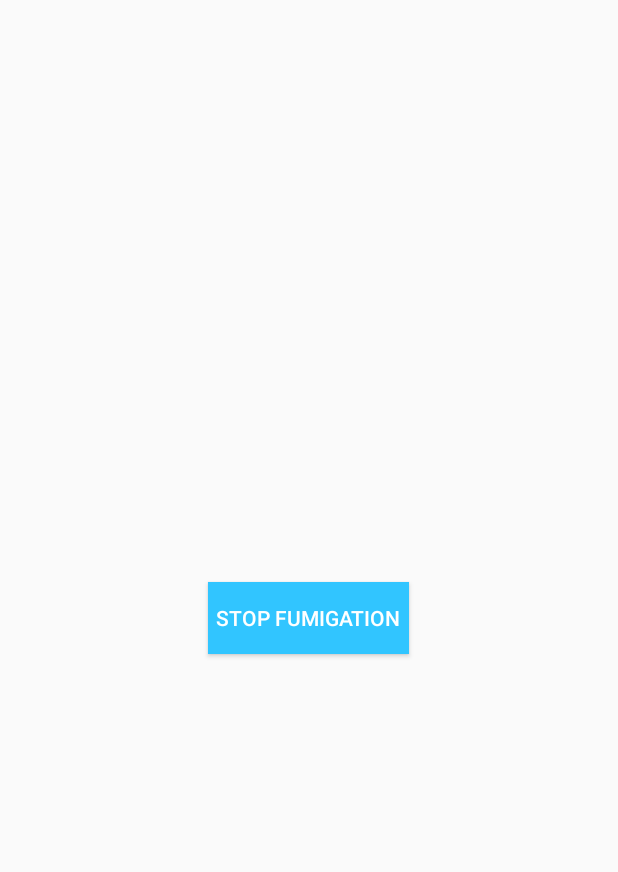
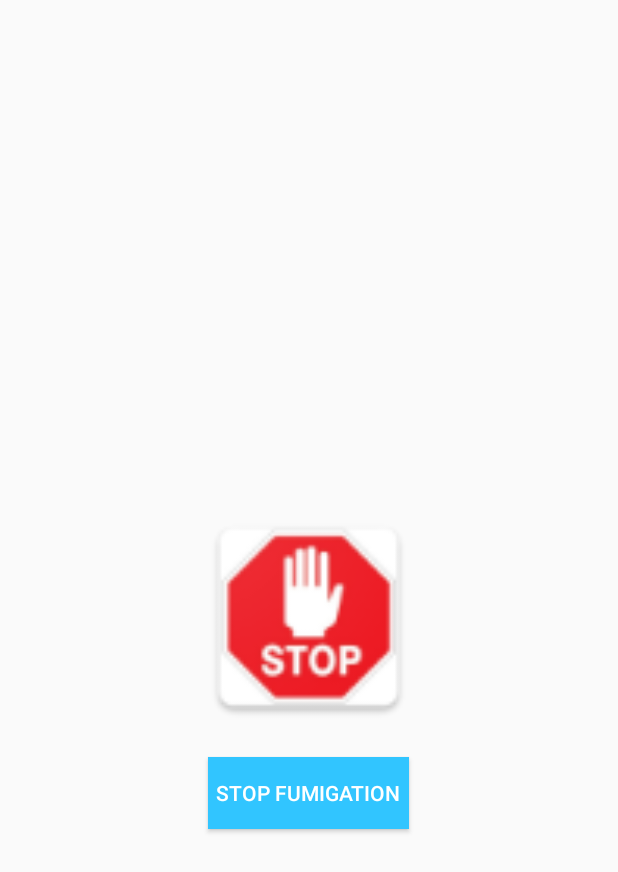
Before and after one commit to kingsammalik/Deepanshu1210-lifehoverdriver-d4a7caf66cb9, an Android app: the layout activity_fumigation.xml on its own in the app's theme, with its tools: preview values and no code run, on a phone screen of 412 x 824 dp. Shown: the top 872 px of the screen. Run offline under Robolectric (Android 15) with nearby library versions, the phone set to English and light mode, and no system bars.

Commit message:
all done

```diff
--- a/app/src/main/java/com/medulance/driver/Activity/DialogActivity.java
+++ b/app/src/main/java/com/medulance/driver/Activity/DialogActivity.java
@@ -250,7 +250,7 @@ public class DialogActivity extends AppCompatActivity {
                             runOnUiThread(new Runnable() {
                                 @Override
                                 public void run() {
-                                    ToastUtils.showLongToast(DialogActivity.this, "Out of India");
+                                    ToastUtils.showLongToast(DialogActivity.this, "Error in Response");
                                 }
                             });
 
--- a/app/src/main/java/com/medulance/driver/Activity/DriverActivity.java
+++ b/app/src/main/java/com/medulance/driver/Activity/DriverActivity.java
@@ -47,7 +47,6 @@ import com.google.android.gms.maps.model.BitmapDescriptor;
 import com.google.android.gms.maps.model.BitmapDescriptorFactory;
 import com.google.android.gms.maps.model.LatLng;
 import com.google.android.gms.maps.model.MarkerOptions;
-import com.google.firebase.analytics.FirebaseAnalytics;
 import com.google.gson.Gson;
 import com.medulance.driver.App.Constants;
 import com.medulance.driver.App.GcmBroadcastReceiver;
@@ -97,7 +96,7 @@ public class DriverActivity extends AppCompatActivity implements View.OnClickLis
     SharedPreferences sharedPreferences;
     CoordinatorLayout relative;
     private Handler hand1 = new Handler();
-    private FirebaseAnalytics mFirebaseAnalytics;
+    //private FirebaseAnalytics mFirebaseAnalytics;
 
     @Override
     protected void onCreate(Bundle savedInstanceState) {
@@ -107,7 +106,7 @@ public class DriverActivity extends AppCompatActivity implements View.OnClickLis
         getWindow().addFlags(WindowManager.LayoutParams.FLAG_KEEP_SCREEN_ON);
         setContentView(R.layout.activity_driver);
         new UpdateRunnable(this, new Handler()).start();
-        mFirebaseAnalytics = FirebaseAnalytics.getInstance(this);
+        //mFirebaseAnalytics = FirebaseAnalytics.getInstance(this);
         MyApplication.tracker().send(new HitBuilders.EventBuilder("ui", "open")
                 .setLabel("settings")
                 .build());
--- a/app/src/main/java/com/medulance/driver/Activity/DriverTrackingActivity.java
+++ b/app/src/main/java/com/medulance/driver/Activity/DriverTrackingActivity.java
@@ -1499,6 +1499,7 @@ public class DriverTrackingActivity extends AppCompatActivity implements Navigat
             unregisterReceiver(receiver);
             registered = false;
         }
+        if(progressDialog!=null)
         progressDialog.cancel();
         super.onDestroy();
     }
--- a/app/src/main/java/com/medulance/driver/Activity/SplashActivity.java
+++ b/app/src/main/java/com/medulance/driver/Activity/SplashActivity.java
@@ -28,7 +28,6 @@ import com.facebook.appevents.AppEventsLogger;
 import com.google.android.gms.analytics.HitBuilders;
 import com.google.android.gms.common.ConnectionResult;
 import com.google.android.gms.common.GoogleApiAvailability;
-import com.google.firebase.analytics.FirebaseAnalytics;
 import com.google.firebase.iid.FirebaseInstanceId;
 import com.google.firebase.iid.InstanceIdResult;
 import com.google.gson.Gson;
@@ -62,7 +61,7 @@ public class SplashActivity extends AppCompatActivity implements IOkHttpNotify {
     private OKHttpAPICalls okHttpAPICalls;
     private String gcmToken = "";
     Bundle mBundle;
-    private FirebaseAnalytics mFirebaseAnalytics;
+    //private FirebaseAnalytics mFirebaseAnalytics;
     String versionName = "";
 
     @Override
@@ -81,7 +80,7 @@ public class SplashActivity extends AppCompatActivity implements IOkHttpNotify {
         }
         //FirebaseApp.initializeApp(this);
         //
-        mFirebaseAnalytics = FirebaseAnalytics.getInstance(this);
+        //mFirebaseAnalytics = FirebaseAnalytics.getInstance(this);
         MyApplication.tracker().send(new HitBuilders.EventBuilder("ui", "open")
                 .setLabel("settings")
                 .build());
--- a/app/src/main/java/com/medulance/driver/App/MyApplication.java
+++ b/app/src/main/java/com/medulance/driver/App/MyApplication.java
@@ -5,9 +5,6 @@ import android.content.Intent;
 
 import com.google.android.gms.analytics.GoogleAnalytics;
 import com.google.android.gms.analytics.Tracker;
-import com.google.firebase.FirebaseApp;
-import com.google.firebase.FirebaseOptions;
-import com.google.firebase.crashlytics.FirebaseCrashlytics;
 import com.medulance.driver.helper.SessionManager;
 
 /**
@@ -27,7 +24,7 @@ public class MyApplication extends Application {
     @Override
     public void onCreate() {
         super.onCreate();
-        FirebaseCrashlytics crashlytics = FirebaseCrashlytics.getInstance();
+        //FirebaseCrashlytics crashlytics = FirebaseCrashlytics.getInstance();
         mInstance = this;
         sessionManager = new SessionManager(this);
         analytics = GoogleAnalytics.getInstance(this);
--- a/app/src/main/java/com/medulance/driver/okhttp/OKHttpAPICalls.java
+++ b/app/src/main/java/com/medulance/driver/okhttp/OKHttpAPICalls.java
@@ -66,7 +66,7 @@ public class OKHttpAPICalls {
             case Constants.RequestTags.DRIVER_LOGIN:
                 mUrl = Constants.Urls.URL_DRIVER_LOGIN;
                 mFormEncodingBuilder = new FormEncodingBuilder();
-                mFormEncodingBuilder.add("device_id", "");
+                mFormEncodingBuilder.add("device_id", bundle.getString(Constants.Extras.DEVICE_ID));
                 mFormEncodingBuilder.add("driver_id", bundle.getString(Constants.Extras.DRIVER));
                 mRequestBody = mFormEncodingBuilder.build();
                 LogUtils.d(Constants.Extras.API_LOG, mRequestBody.toString());
@@ -186,7 +186,7 @@ public class OKHttpAPICalls {
                 mUrl=Constants.Urls.URL_UPDATE_TOKEN;
                 mFormEncodingBuilder = new FormEncodingBuilder();
                 mFormEncodingBuilder.add("driver_id", sessionManager.getKeyUserId());
-                mFormEncodingBuilder.add("device_token", "abcd");
+                mFormEncodingBuilder.add("device_token", bundle.getString(Constants.Extras.DEVICE_ID));
                 mFormEncodingBuilder.add("version", bundle.getString(Constants.Extras.VERSION_NAME));
                 mFormEncodingBuilder.add("device_type", "A");
                 mRequestBody = mFormEncodingBuilder.build();
--- a/app/src/main/res/layout/activity_fumigation.xml
+++ b/app/src/main/res/layout/activity_fumigation.xml
@@ -7,12 +7,19 @@
     android:layout_height="match_parent"
     tools:context=".Activity.FumigationActivity">
 
+    <ImageView
+        android:id="@+id/stop"
+        android:layout_width="150dp"
+        android:layout_height="150dp"
+        android:layout_centerInParent="true"
+        android:src="@mipmap/ic_stop"/>
+
     <Button
         android:id="@+id/stop_fumigation"
         android:layout_width="wrap_content"
         android:layout_height="wrap_content"
-        android:layout_gravity="center"
-        android:layout_centerInParent="true"
+        android:layout_centerHorizontal="true"
+        android:layout_below="@+id/stop"
         android:layout_marginTop="@dimen/x_dimen_padding"
         android:background="@color/blue"
         android:padding="5dp"
--- a/app/src/main/res/values/strings.xml
+++ b/app/src/main/res/values/strings.xml
@@ -74,7 +74,6 @@
     <string name="transaction">Is Transaction Done?</string>
     <string name="retry_large">RETRY</string>
     <string name="project_name">LifehoverDriver</string>
-    <string name="project_id">1:348669827980:android:78e9c02775ee41a3e254a9</string>
     <string name="facebook_app_id">1181442015224315</string>
 
     <string name="timerVal">00:00:00</string>
--- a/build.gradle
+++ b/build.gradle
@@ -9,8 +9,7 @@ buildscript {
     }
     dependencies {
         classpath 'com.android.tools.build:gradle:3.6.3'
-        classpath 'com.google.gms:google-services:3.0.0'
-        classpath 'com.google.firebase:firebase-crashlytics-gradle:2.1.0'
+        classpath 'com.google.gms:google-services:4.3.3'
         // NOTE: Do not place your application dependencies here; they belong
         // in the individual module build.gradle files
     }
```
Also changed, not shown: app/build.gradle (+6 -5 lines), app/src/main/res/mipmap-hdpi/ic_stop.png (added), app/src/main/res/mipmap-mdpi/ic_stop.png (added), app/src/main/res/mipmap-xhdpi/ic_stop.png (added), app/src/main/res/mipmap-xxhdpi/ic_stop.png (added), app/src/main/res/mipmap-xxxhdpi/ic_stop.png (added), 1 other file.
